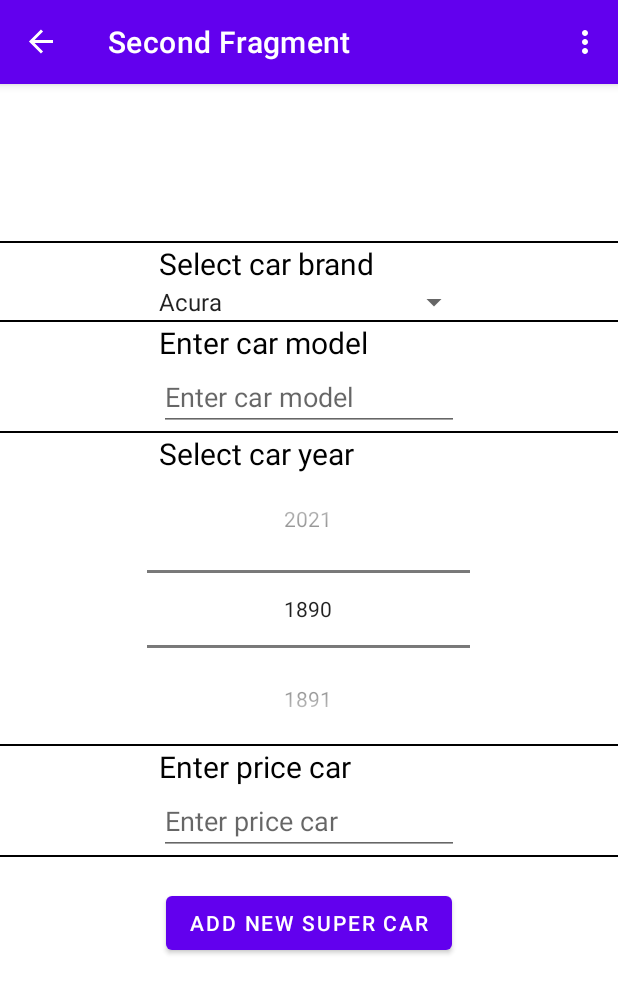
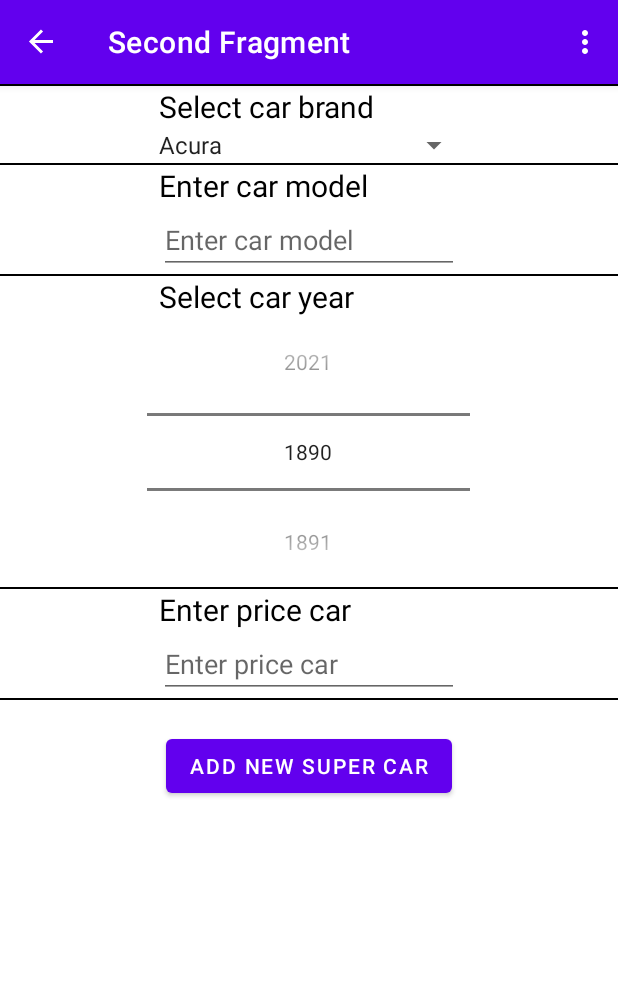
Before and after one commit to Delong90/SuperCar, an Android app: the SecondFragment screen opened through its navigation route, on a phone screen of 412 x 824 dp. Shown: the top 993 px of the screen. Run offline under Robolectric (Android 15) with nearby library versions, the phone set to English and light mode, and no system bars; our stand-ins replace navigation-ui.

Commit message:
feat: реализовано добавление в список, сортировка, отредактирован интерфейс

```diff
--- a/app/src/main/java/com/example/supercars/ui/main/SecondFragment.kt
+++ b/app/src/main/java/com/example/supercars/ui/main/SecondFragment.kt
@@ -5,6 +5,7 @@ import androidx.fragment.app.Fragment
 import android.view.LayoutInflater
 import android.view.View
 import android.view.ViewGroup
+import android.widget.Toast
 import androidx.fragment.app.viewModels
 import androidx.lifecycle.lifecycleScope
 import androidx.navigation.fragment.findNavController
@@ -21,9 +22,6 @@ class SecondFragment : Fragment() {
     private val binding get() = _binding!!
 
 
-    override fun onCreate(savedInstanceState: Bundle?) {
-        super.onCreate(savedInstanceState)
-    }
 
     override fun onCreateView(
         inflater: LayoutInflater, container: ViewGroup?,
@@ -34,7 +32,7 @@ class SecondFragment : Fragment() {
         binding.carYearPicker.minValue = 1890
         binding.carYearPicker.maxValue = 2021
         binding.carYearPicker.wrapSelectorWheel = true
-//        binding.carYearPicker.displayedValues = 2000
+
 
 
         return binding.root
@@ -43,12 +41,18 @@ class SecondFragment : Fragment() {
 
     override fun onViewCreated(view: View, savedInstanceState: Bundle?) {
         super.onViewCreated(view, savedInstanceState)
-
         binding.buttonNewSuperCar.setOnClickListener {
-            saveCar()
-            findNavController().navigate(R.id.action_SecondFragment_to_FirstFragment)
+            if(binding.carModel.text.toString() != "" &&
+                binding.carPrice.text.toString()!= ""&&
+                binding.carPrice.text.toString().toInt() > 0) {
+                saveCar()
+                findNavController().navigate(R.id.action_SecondFragment_to_FirstFragment)
+            } else{
+                Toast.makeText(context, "Invalid input!", Toast.LENGTH_LONG).show()
+            }
         }
     }
+
 
     override fun onDestroyView() {
         super.onDestroyView()
@@ -72,5 +76,6 @@ class SecondFragment : Fragment() {
     }
 
 
+
 //    private fun <T> views(block: FragmentSecondBinding.() -> T): T? = binding.block()
 }
--- a/app/src/main/res/layout/fragment_second.xml
+++ b/app/src/main/res/layout/fragment_second.xml
@@ -12,7 +12,7 @@
         android:layout_height="wrap_content"
         android:orientation="vertical"
         android:gravity="center"
-        app:layout_constraintBottom_toBottomOf="parent"
+
         app:layout_constraintEnd_toEndOf="parent"
         app:layout_constraintStart_toStartOf="parent"
         app:layout_constraintTop_toTopOf="parent">
@@ -125,7 +125,8 @@
             android:layout_height="wrap_content"
             android:ems="10"
             android:hint="@string/enter_price_car"
-            android:inputType="numberSigned" />
+            android:inputType="numberSigned"
+            android:maxLength="9"/>
 
         <View
             android:layout_width="wrap_content"
@@ -139,7 +140,8 @@
             android:layout_height="wrap_content"
             android:layout_marginTop="20dp"
             android:layout_marginBottom="80dp"
-            android:text="@string/addCar" />
+            android:text="@string/addCar"
+            />
 
     </LinearLayout>
 
```
